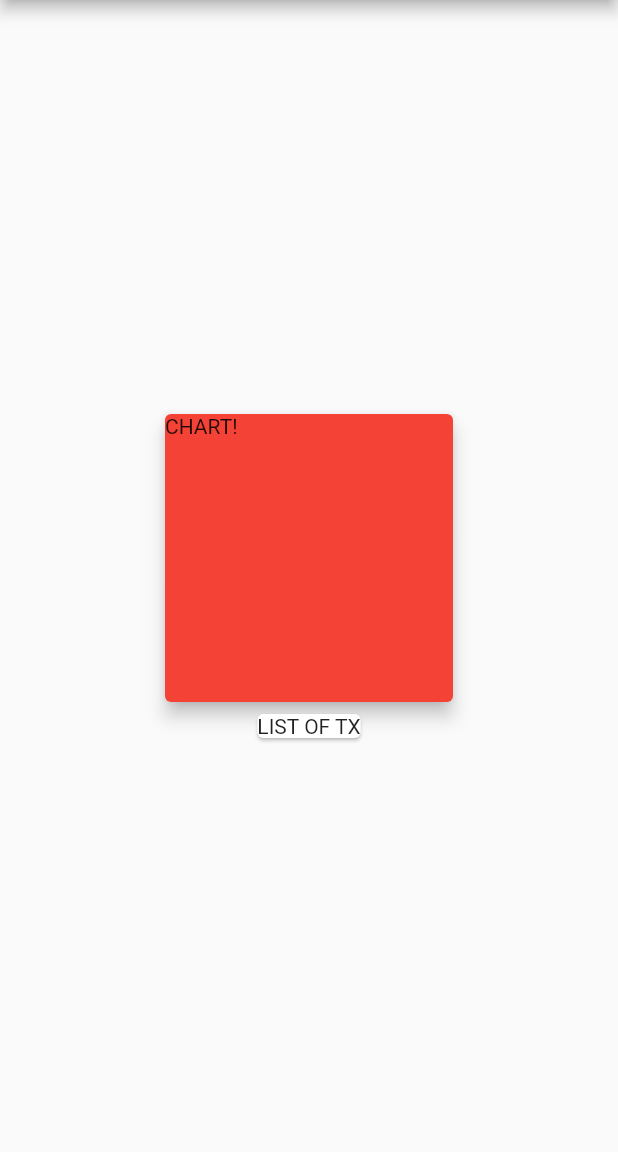
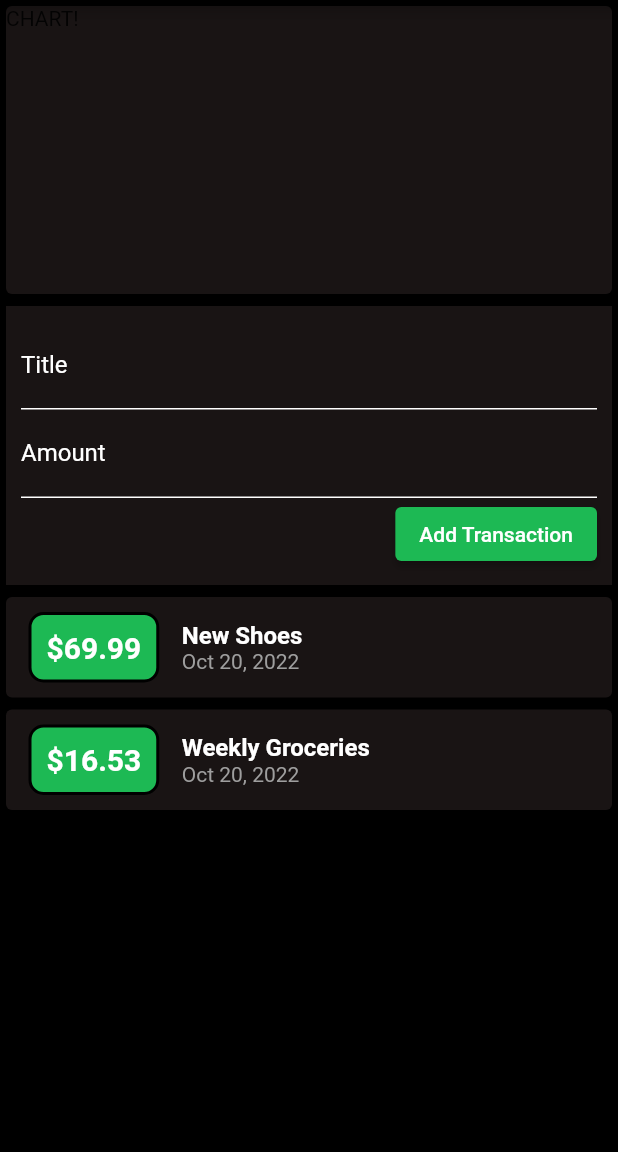
Before and after one commit to emmanuelorobinson/expense-planner, a Flutter app: the screen it shows after launch, on a phone screen of 412 x 824 dp, the part 84-1236 px from its top. Run offline on Flutter 3.47's test engine with Material 2 defaults, Android fonts, the phone set to English and light mode, and no system bars.

Commit message:
added expenses card and input mechs

```diff
--- a/lib/main.dart
+++ b/lib/main.dart
@@ -1,4 +1,7 @@
 import 'package:flutter/material.dart';
+import 'package:intl/intl.dart';
+
+import './transaction.dart';
 
 void main() {
   runApp(const MyApp());
@@ -14,37 +17,150 @@ class MyApp extends StatelessWidget {
       theme: ThemeData(
         primarySwatch: Colors.blue,
       ),
-      home: const MyHomePage(title: 'Flutter Demo Home Page'),
+      home: MyHomePage(title: 'Flutter Demo Home Page'),
     );
   }
 }
 
 class MyHomePage extends StatelessWidget {
-  const MyHomePage({super.key, required this.title});
+  MyHomePage({super.key, required this.title});
 
   final String title;
+
+  final List<Transaction> transaction = [
+    Transaction(
+      id: 't1',
+      title: 'New Shoes',
+      amount: 69.99,
+      date: DateTime.now(),
+    ),
+    Transaction(
+      id: 't2',
+      title: 'Weekly Groceries',
+      amount: 16.53,
+      date: DateTime.now(),
+    ),
+  ];
+
+  // String titleInput = '';
+  // String amountInput = '';
+
+  final titleController = TextEditingController();
+  final amountController = TextEditingController();
 
   @override
   Widget build(BuildContext context) {
     return Scaffold(
+        backgroundColor: Colors.black,
         appBar: AppBar(
           title: Text(title),
         ),
         body: Center(
           child: Column(
-            mainAxisAlignment: MainAxisAlignment.center,
+            // mainAxisAlignment: MainAxisAlignment.center,
+            crossAxisAlignment: CrossAxisAlignment.stretch,
             children: <Widget>[
               Container(
                 width: 200,
                 height: 200,
-                child: Card(
-                  color: Colors.red,
+                child: const Card(
+                  color: Color(0xFF191414),
                   elevation: 5,
-                  child: const Text('CHART!'),
+                  child: Text('CHART!'),
                 ),
               ),
-              const Card(
-                child: Text('LIST OF TX'),
+              Card(
+                child: Container(
+                  color: const Color(0xFF191414),
+                  padding: const EdgeInsets.all(10),
+                  child: Column(
+                    crossAxisAlignment: CrossAxisAlignment.end,
+                    children: <Widget>[
+                      TextField(
+                        style: const TextStyle(color: Colors.white),
+                        decoration: const InputDecoration(
+                          labelText: 'Title',
+                          labelStyle: TextStyle(color: Colors.white),
+                          enabledBorder: UnderlineInputBorder(
+                            borderSide: BorderSide(color: Colors.white),
+                          ),
+                        ),
+                        controller: titleController,
+                        // onChanged: (value) => titleInput = value,
+                      ),
+                      TextField(
+                        style: const TextStyle(color: Colors.white),
+                        decoration: const InputDecoration(
+                          labelText: 'Amount',
+                          labelStyle: TextStyle(color: Colors.white),
+                          enabledBorder: UnderlineInputBorder(
+                            borderSide: BorderSide(color: Colors.white),
+                          ),
+                        ),
+                        controller: amountController,
+                        // onChanged: (value) => amountInput = value,
+                      ),
+                      ElevatedButton(
+                          style: ElevatedButton.styleFrom(
+                              backgroundColor: const Color(0xFF1DB954)),
+                          onPressed: () {
+                            print(titleController.text);
+                            print(amountController.text);
+                          },
+                          child: const Text('Add Transaction')),
+                    ],
+                  ),
+                ),
+              ),
+              Column(
+                children: transaction.map((tx) {
+                  return Card(
+                    color: Color(0xFF191414),
+                    child: Row(
+                      children: <Widget>[
+                        Container(
+                          margin: const EdgeInsets.symmetric(
+                            vertical: 10,
+                            horizontal: 15,
+                          ),
+                          decoration: BoxDecoration(
+                            color: Color(0xFF1DB954),
+                            borderRadius: BorderRadius.circular(10),
+                            border: Border.all(
+                              width: 2,
+                            ),
+                          ),
+                          padding: const EdgeInsets.all(10),
+                          child: Text(
+                            '\$${tx.amount}',
+                            style: const TextStyle(
+                              fontWeight: FontWeight.bold,
+                              fontSize: 20,
+                              color: Colors.white,
+                            ),
+                          ),
+                        ),
+                        Column(
+                          crossAxisAlignment: CrossAxisAlignment.start,
+                          children: <Widget>[
+                            Text(
+                              tx.title,
+                              style: const TextStyle(
+                                color: Colors.white,
+                                fontSize: 16,
+                                fontWeight: FontWeight.bold,
+                              ),
+                            ),
+                            Text(
+                              DateFormat.yMMMd().format(tx.date),
+                              style: const TextStyle(color: Colors.grey),
+                            ),
+                          ],
+                        )
+                      ],
+                    ),
+                  );
+                }).toList(),
               ),
             ],
           ),
--- /dev/null
+++ b/lib/transaction.dart
@@ -0,0 +1,13 @@
+class Transaction {
+  final String id;
+  final String title;
+  final double amount;
+  final DateTime date;
+
+  Transaction({
+    required this.id,
+    required this.title,
+    required this.amount,
+    required this.date,
+  });
+}
--- a/pubspec.yaml
+++ b/pubspec.yaml
@@ -31,6 +31,7 @@ environment:
 dependencies:
   flutter:
     sdk: flutter
+  intl: ^0.17.0
 
 
   # The following adds the Cupertino Icons font to your application.
```
Also changed, not shown: pubspec.lock.
